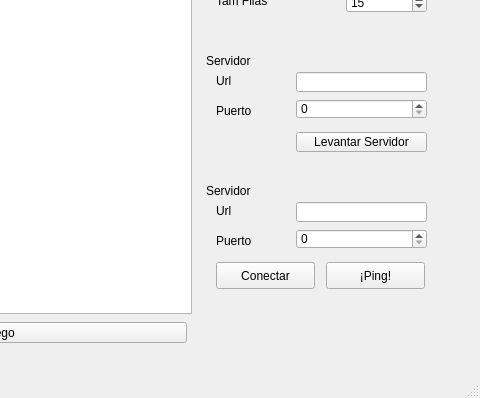
Qt form snake.ui (noechavez0001/Practica07-Modelado20171) before a commit; both pictures show x 274 to 754 and y 318 to 716 of the 754 by 716 pixel window.
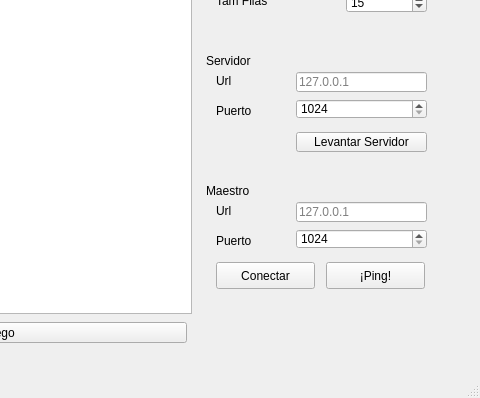
The same form after that commit.

Commit message: correcciones minimas

Patch:
```diff
--- a/snake.ui
+++ b/snake.ui
@@ -306,6 +306,9 @@
        <height>20</height>
       </rect>
      </property>
+     <property name="placeholderText">
+      <string>127.0.0.1</string>
+     </property>
     </widget>
     <widget class="QSpinBox" name="spinBox_5">
      <property name="geometry">
@@ -316,6 +319,12 @@
        <height>20</height>
       </rect>
      </property>
+     <property name="minimum">
+      <number>1024</number>
+     </property>
+     <property name="maximum">
+      <number>65535</number>
+     </property>
     </widget>
     <widget class="QPushButton" name="pushButton_6">
      <property name="geometry">
@@ -350,7 +359,7 @@
       </rect>
      </property>
      <property name="text">
-      <string>Servidor</string>
+      <string>Maestro</string>
      </property>
     </widget>
     <widget class="QLabel" name="label_11">
@@ -388,6 +397,9 @@
        <height>20</height>
       </rect>
      </property>
+     <property name="placeholderText">
+      <string>127.0.0.1</string>
+     </property>
     </widget>
     <widget class="QSpinBox" name="spinBox_6">
      <property name="geometry">
@@ -398,6 +410,12 @@
        <height>20</height>
       </rect>
      </property>
+     <property name="minimum">
+      <number>1024</number>
+     </property>
+     <property name="maximum">
+      <number>65535</number>
+     </property>
     </widget>
     <widget class="QPushButton" name="pushButton_7">
      <property name="geometry">
```
Left out of the diff: 10 changed lines with no effect on the pictures.
